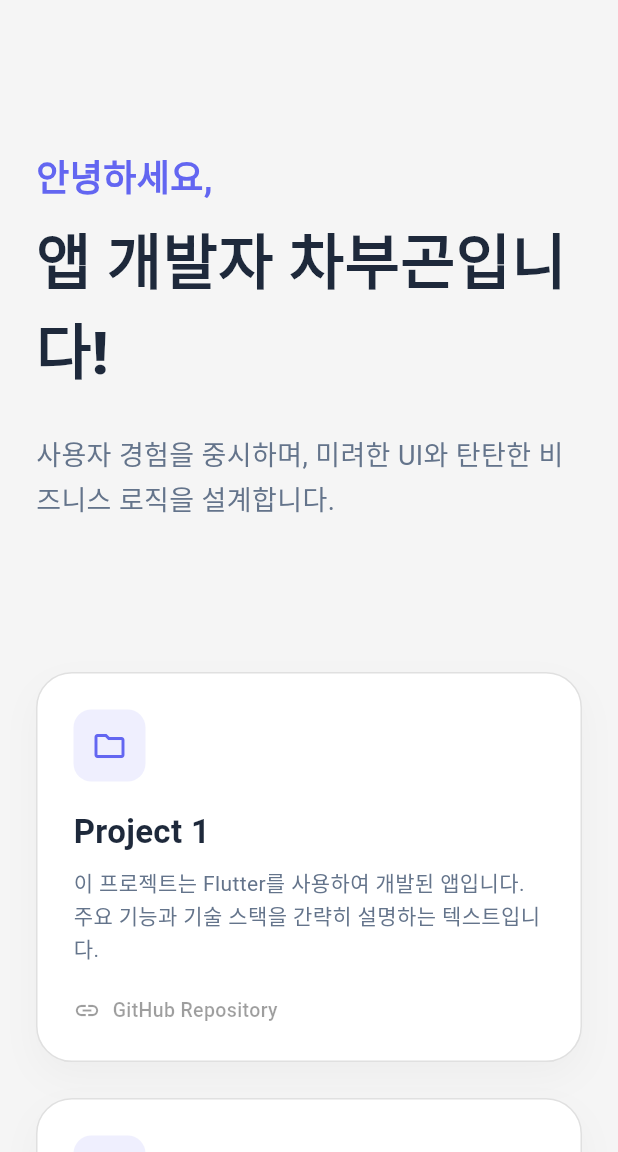
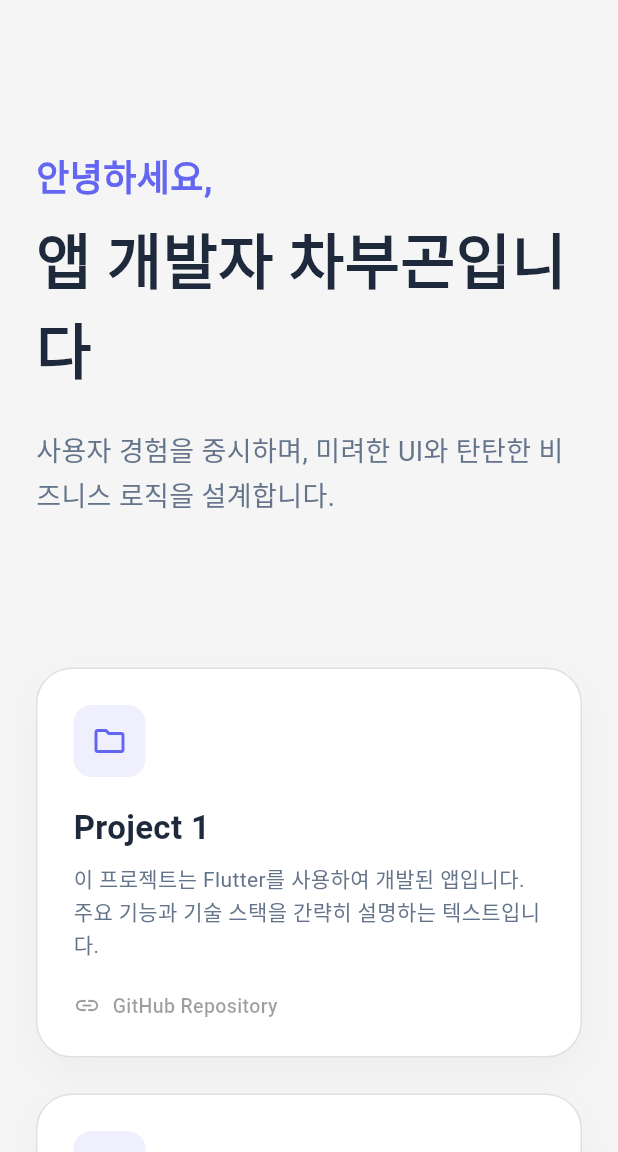
Before and after one commit to Dev-Combu/portfolio, a Flutter app: the screen it shows after launch, on a phone screen of 412 x 824 dp, the part 84-1236 px from its top. Run offline on Flutter 3.47's test engine with Material 3 defaults, Android fonts, the phone set to English and light mode, and no system bars.

```diff
--- a/lib/home.dart
+++ b/lib/home.dart
@@ -66,7 +66,7 @@ class _HomePageState extends State<HomePage> {
                     ),
                     const SizedBox(height: 8),
                     Text(
-                      "앱 개발자 차부곤입니다!",
+                      "앱 개발자 차부곤입니다",
                       style: TextStyle(
                         fontSize: isMobile ? 40 : 64,
                         fontWeight: FontWeight.w800,
```
